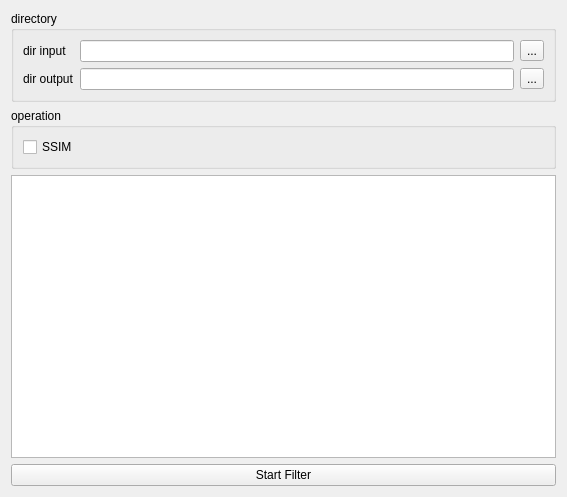
The window that src/WidgetFilter/widgetfilter.ui (MRsoymilk/MyYolo) describes before a commit, drawn with Qt 5.
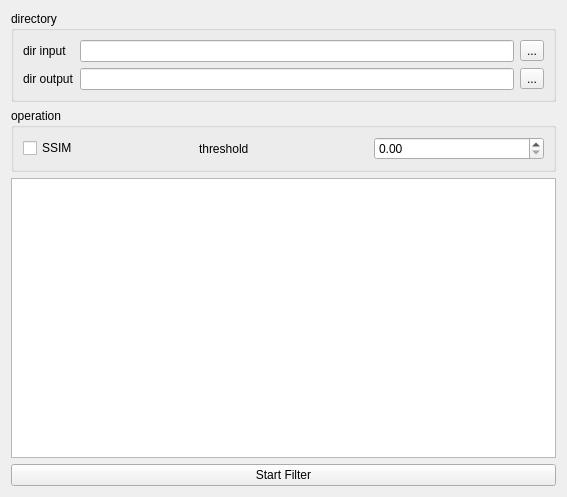
The same window after the commit.

Diff of the .ui file:
```diff
--- a/src/WidgetFilter/widgetfilter.ui
+++ b/src/WidgetFilter/widgetfilter.ui
@@ -72,11 +72,32 @@
      </property>
      <layout class="QGridLayout" name="gridLayout_2">
       <item row="0" column="0">
+       <layout class="QHBoxLayout" name="horizontalLayout">
+        <item>
        <widget class="QCheckBox" name="checkBoxSSIM">
         <property name="text">
          <string>SSIM</string>
         </property>
        </widget>
+        </item>
+        <item>
+         <widget class="QLabel" name="labelThresholdSSIM">
+          <property name="text">
+           <string>threshold</string>
+          </property>
+         </widget>
+        </item>
+        <item>
+         <widget class="QDoubleSpinBox" name="doubleSpinBoxThresholdSSIM">
+          <property name="maximum">
+           <double>1.000000000000000</double>
+          </property>
+          <property name="singleStep">
+           <double>0.100000000000000</double>
+          </property>
+         </widget>
+        </item>
+       </layout>
       </item>
      </layout>
     </widget>
```
Lines whose indentation alone changed are shown as unchanged.
